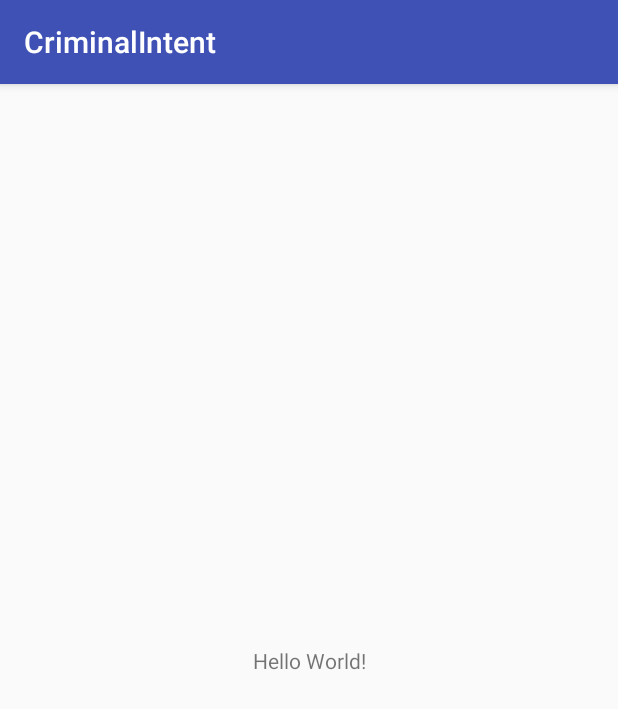
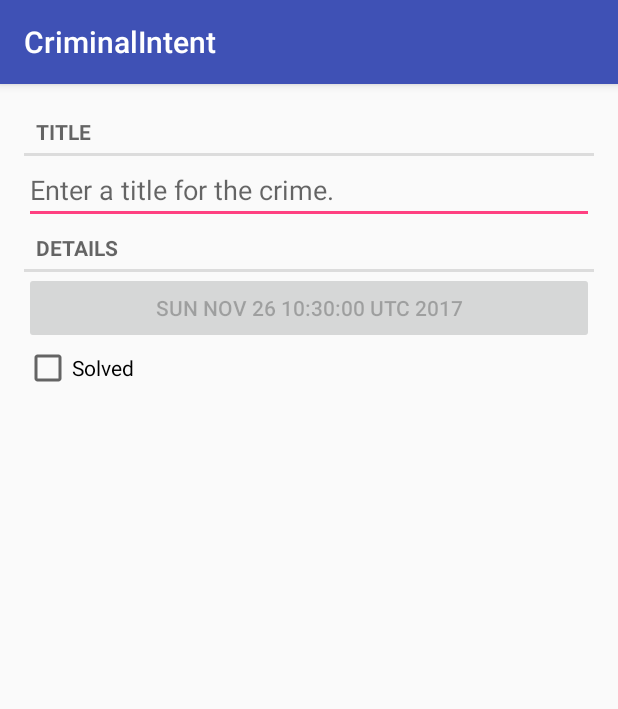
Before and after one commit to codedesignr/CriminalIntent, an Android app: the screen it shows after launch (CrimeActivity), on a phone screen of 412 x 824 dp. Shown: the top 709 px of the screen. Run offline under Robolectric (Android 15) with nearby library versions, the phone set to English and light mode, and no system bars.

Commit message:
Add and manage Crime UI Fragment

```diff
--- a/app/src/main/java/com/rowfive/criminalintent/CrimeActivity.java
+++ b/app/src/main/java/com/rowfive/criminalintent/CrimeActivity.java
@@ -1,5 +1,7 @@
 package com.rowfive.criminalintent;
 
+import android.support.v4.app.Fragment;
+import android.support.v4.app.FragmentManager;
 import android.support.v7.app.AppCompatActivity;
 import android.os.Bundle;
 
@@ -9,5 +11,15 @@ public class CrimeActivity extends AppCompatActivity {
     protected void onCreate(Bundle savedInstanceState) {
         super.onCreate(savedInstanceState);
         setContentView(R.layout.activity_crime);
+
+        FragmentManager fm = getSupportFragmentManager();
+        Fragment fragment = fm.findFragmentById(R.id.fragment_container);
+
+        if (fragment == null) {
+            fragment = new CrimeFragment();
+            fm.beginTransaction()
+                    .add(R.id.fragment_container, fragment)
+                    .commit();
+        }
     }
 }
--- /dev/null
+++ b/app/src/main/java/com/rowfive/criminalintent/CrimeFragment.java
@@ -0,0 +1,67 @@
+package com.rowfive.criminalintent;
+
+import android.os.Bundle;
+import android.support.v4.app.Fragment;
+import android.text.Editable;
+import android.text.TextWatcher;
+import android.view.LayoutInflater;
+import android.view.View;
+import android.view.ViewGroup;
+import android.widget.Button;
+import android.widget.CheckBox;
+import android.widget.CompoundButton;
+import android.widget.EditText;
+
+/**
+ * Created by adam on 11/25/17.
+ */
+
+public class CrimeFragment extends Fragment{
+
+    private Crime mCrime;
+    private EditText mTitleField;
+    private Button mDateButton;
+    private CheckBox mSolvedCheckBox;
+
+    @Override
+    public void onCreate(Bundle savedInstanceState) {
+        super.onCreate(savedInstanceState);
+        mCrime = new Crime();
+    }
+
+    @Override
+    public View onCreateView(LayoutInflater inflater, ViewGroup container, Bundle savedInstanceState) {
+        View v = inflater.inflate(R.layout.fragment_crime, container, false);
+
+        mTitleField = (EditText) v.findViewById(R.id.crime_title);
+        mTitleField.addTextChangedListener(new TextWatcher() {
+            @Override
+            public void beforeTextChanged(CharSequence s, int start, int count, int after) {
+
+            }
+
+            @Override
+            public void onTextChanged(CharSequence s, int start, int before, int count) {
+                mCrime.setTitle(s.toString());
+            }
+
+            @Override
+            public void afterTextChanged(Editable s) {
+
+            }
+        });
+
+        mDateButton = (Button) v.findViewById(R.id.crime_date);
+        mDateButton.setText(mCrime.getDate().toString());
+        mDateButton.setEnabled(false);
+
+        mSolvedCheckBox = (CheckBox) v.findViewById(R.id.crime_solved);
+        mSolvedCheckBox.setOnCheckedChangeListener(new CompoundButton.OnCheckedChangeListener() {
+            public void onCheckedChanged(CompoundButton buttonView, boolean isChecked) {
+                mCrime.setSolved(isChecked);
+            }
+        });
+
+        return v;
+    }
+}
--- a/app/src/main/res/layout/activity_crime.xml
+++ b/app/src/main/res/layout/activity_crime.xml
@@ -1,18 +1,6 @@
 <?xml version="1.0" encoding="utf-8"?>
-<android.support.constraint.ConstraintLayout xmlns:android="http://schemas.android.com/apk/res/android"
-    xmlns:app="http://schemas.android.com/apk/res-auto"
-    xmlns:tools="http://schemas.android.com/tools"
+<FrameLayout
+    xmlns:android="http://schemas.android.com/apk/res/android"
+    android:id="@+id/fragment_container"
     android:layout_width="match_parent"
-    android:layout_height="match_parent"
-    tools:context="com.rowfive.criminalintent.CrimeActivity">
-
-    <TextView
-        android:layout_width="wrap_content"
-        android:layout_height="wrap_content"
-        android:text="Hello World!"
-        app:layout_constraintBottom_toBottomOf="parent"
-        app:layout_constraintLeft_toLeftOf="parent"
-        app:layout_constraintRight_toRightOf="parent"
-        app:layout_constraintTop_toTopOf="parent" />
-
-</android.support.constraint.ConstraintLayout>
+    android:layout_height="match_parent" />
--- /dev/null
+++ b/app/src/main/res/layout/fragment_crime.xml
@@ -0,0 +1,37 @@
+<?xml version="1.0" encoding="utf-8"?>
+<LinearLayout xmlns:android="http://schemas.android.com/apk/res/android"
+    android:layout_width="match_parent"
+    android:layout_height="match_parent"
+    android:layout_margin="16dp"
+    android:orientation="vertical" >
+
+    <TextView
+        style="?android:listSeparatorTextViewStyle"
+        android:layout_width="match_parent"
+        android:layout_height="wrap_content"
+        android:text="@string/crime_title_label" />
+
+    <EditText
+        android:id="@+id/crime_title"
+        android:layout_width="match_parent"
+        android:layout_height="wrap_content"
+        android:hint="@string/crime_title_hint"/>
+
+    <TextView
+        style="?android:listSeparatorTextViewStyle"
+        android:layout_width="match_parent"
+        android:layout_height="wrap_content"
+        android:text="@string/crime_details_label" />
+
+    <Button
+        android:id="@+id/crime_date"
+        android:layout_width="match_parent"
+        android:layout_height="wrap_content" />
+
+    <CheckBox
+        android:id="@+id/crime_solved"
+        android:layout_width="match_parent"
+        android:layout_height="wrap_content"
+        android:text="@string/crime_solved_label"/>
+
+</LinearLayout>
--- a/app/src/main/res/values/strings.xml
+++ b/app/src/main/res/values/strings.xml
@@ -1,3 +1,7 @@
 <resources>
     <string name="app_name">CriminalIntent</string>
+    <string name="crime_title_hint">Enter a title for the crime.</string>
+    <string name="crime_title_label">Title</string>
+    <string name="crime_details_label">Details</string>
+    <string name="crime_solved_label">Solved</string>
 </resources>
```
